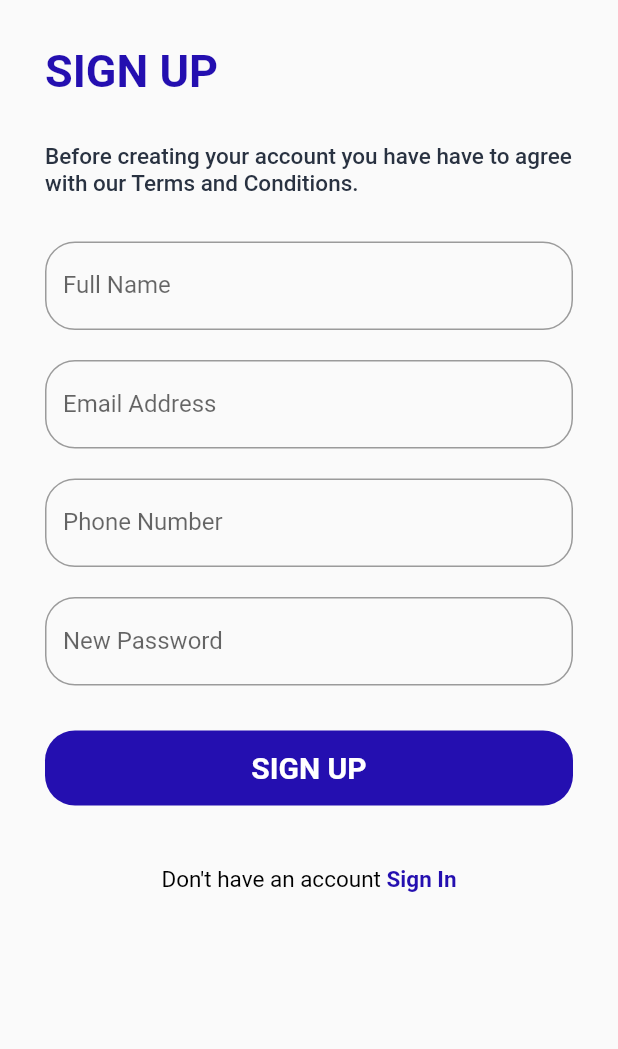
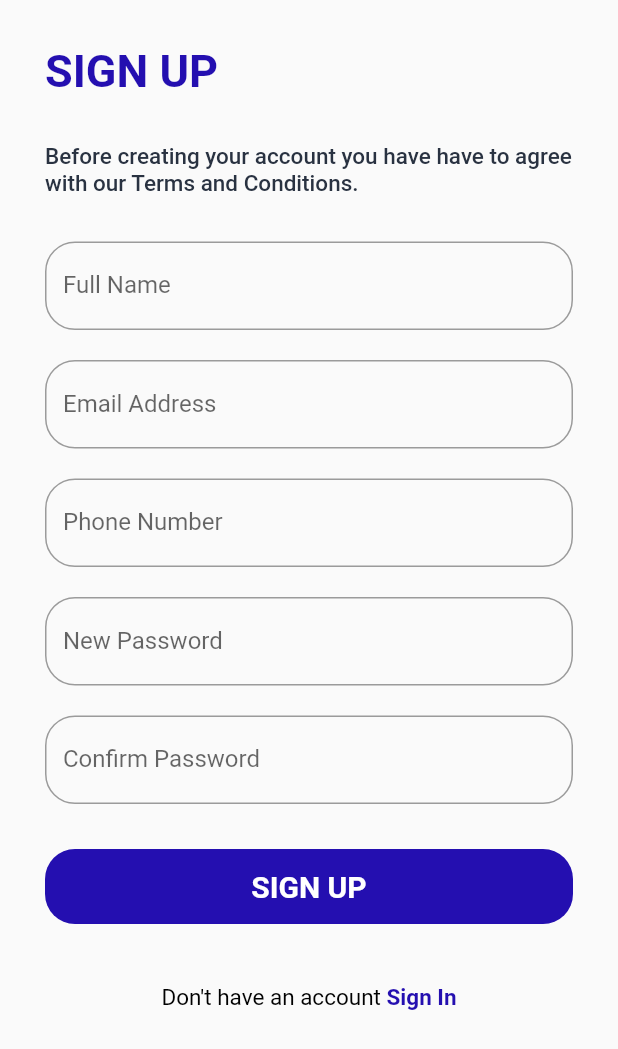
Before and after one commit to KendiJ/Glumor, a Flutter app: the SignUp screen opened by its route, on a phone screen of 412 x 824 dp. Shown: the top 1049 px of the screen. Run offline on Flutter 3.47's test engine with Material 2 defaults, Android fonts, the phone set to English and light mode, and no system bars; our stand-ins replace google_nav_bar.

Commit message:
Fixed routes and the remaining set up errors

```diff
--- a/lib/app/app_strings.dart
+++ b/lib/app/app_strings.dart
@@ -15,7 +15,9 @@ class AppStrings {
   static const String phoneNumber = 'Phone Number';
   static const String fullName = 'Full Name';
   static const String emailAddress = 'Email Address';
+  static const String password = 'Enter Password';
   static const String newPassword = 'New Password';
+  static const String confirmPassword = 'Confirm Password';
   static const String forgetPin = 'Forget PIN';
   static const String hello = 'Hello';
 
--- a/lib/main.dart
+++ b/lib/main.dart
@@ -1,4 +1,5 @@
 import 'package:flutter/material.dart';
+import 'package:glumor/screens/auth/forgot_pass.dart';
 import 'package:glumor/screens/auth/sign_in.dart';
 import 'package:glumor/screens/auth/sign_up.dart';
 import 'package:glumor/screens/pages/home.dart';
@@ -23,6 +24,7 @@ class MyApp extends StatelessWidget {
           BottomNavBar.id: (context) => BottomNavBar(),
           Home.id: (context) => Home(),
           Reminder.id: (context) => Reminder(),
+          ForgotPassword.id: (context) => ForgotPassword(),
           // Transactions.id: (context) => Transactions(),
           Profile.id: (context) => Profile(),
         },
--- a/lib/screens/auth/forgot_pass.dart
+++ b/lib/screens/auth/forgot_pass.dart
@@ -43,8 +43,8 @@ class _ForgotPasswordState extends State<ForgotPassword> {
             TextField(
               obscureText: true,
               decoration: AppDecorations.textForm.copyWith(
-                hintText: AppStrings.phoneNumber,
-                labelText: AppStrings.phoneNumber,
+                hintText: AppStrings.emailAddress,
+                labelText: AppStrings.emailAddress,
               ),
             ),
             Height30(),
--- a/lib/screens/auth/sign_in.dart
+++ b/lib/screens/auth/sign_in.dart
@@ -45,8 +45,8 @@ class _SignInState extends State<SignIn> {
             TextField(
               obscureText: true,
               decoration: AppDecorations.textForm.copyWith(
-                hintText: AppStrings.phoneNumber,
-                labelText: AppStrings.phoneNumber,
+                hintText: AppStrings.emailAddress,
+                labelText: AppStrings.emailAddress,
               ),
             ),
             Height20(),
@@ -54,7 +54,7 @@ class _SignInState extends State<SignIn> {
               obscureText: true,
               decoration: AppDecorations.textForm.copyWith(
                 hintText: AppStrings.newPassword,
-                labelText: AppStrings.newPassword,
+                labelText: AppStrings.password,
               ),
             ),
             Height20(),
--- a/lib/screens/auth/sign_up.dart
+++ b/lib/screens/auth/sign_up.dart
@@ -5,6 +5,7 @@ import 'package:glumor/app/app_decoration.dart';
 import 'package:glumor/app/app_strings.dart';
 import 'package:glumor/app/app_text_styles.dart';
 import 'package:glumor/screens/auth/sign_in.dart';
+import 'package:glumor/screens/pages/home.dart';
 import 'package:glumor/screens/widgets/buttons.dart';
 import 'package:glumor/screens/widgets/spacer.dart';
 
@@ -70,6 +71,14 @@ class _SignUpState extends State<SignUp> {
                 labelText: AppStrings.newPassword,
               ),
             ),
+            Height20(),
+            TextField(
+              obscureText: true,
+              decoration: AppDecorations.textForm.copyWith(
+                hintText: AppStrings.confirmPassword,
+                labelText: AppStrings.confirmPassword,
+              ),
+            ),
             Height30(),
             CustomButton(
               text: Text(
@@ -78,7 +87,7 @@ class _SignUpState extends State<SignUp> {
                   color: Colors.white,
                 ),
               ),
-              onPressed: () {},
+              onPressed: () => Navigator.pushNamed(context, Home.id),
             ),
             Height40(),
             RichText(
```
